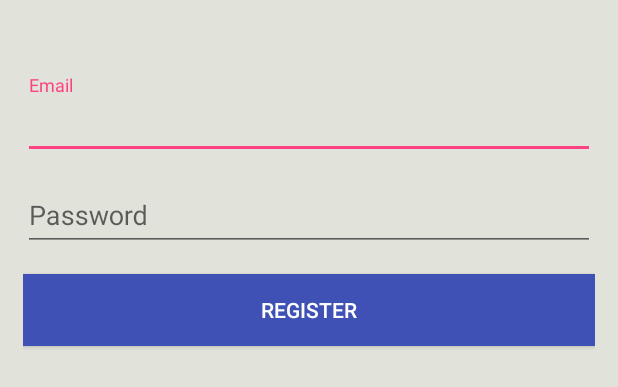
After one commit to megataps/TheMovies, an Android app: the layout activity_register.xml on its own in the app's theme, with its tools: preview values and no code run, on a phone screen of 412 x 824 dp. The commit adds this screen. Shown: the top 387 px of the screen. Run offline under Robolectric (Android 15) with nearby library versions, the phone set to English and light mode, and no system bars.

Commit message:
implement register

```diff
--- a/app/src/main/AndroidManifest.xml
+++ b/app/src/main/AndroidManifest.xml
@@ -11,13 +11,16 @@
         android:name=".TMApplication"
         android:supportsRtl="true"
         android:theme="@style/AppTheme" >
-        <activity android:name=".ui.activity.LoginActivity" >
+        <activity android:name=".ui.activity.RegisterActivity" >
             <intent-filter>
                 <action android:name="android.intent.action.MAIN" />
 
                 <category android:name="android.intent.category.LAUNCHER" />
             </intent-filter>
         </activity>
+
+
+        <activity android:name=".ui.activity.LoginActivity" />
 
         <activity android:name=".ui.activity.MainActivity" />
 
--- a/app/src/main/java/com/megatap/themovies/di/component/BaseComponent.java
+++ b/app/src/main/java/com/megatap/themovies/di/component/BaseComponent.java
@@ -4,6 +4,7 @@ import com.megatap.themovies.di.module.NetworkModule;
 import com.megatap.themovies.di.module.ServiceModule;
 import com.megatap.themovies.di.module.ViewModelModule;
 import com.megatap.themovies.di.scope.ApplicationScope;
+import com.megatap.themovies.ui.activity.BaseActivity;
 import com.megatap.themovies.ui.activity.LoginActivity;
 import com.megatap.themovies.ui.activity.MainActivity;
 import com.megatap.themovies.ui.fragment.MovieDetailsFragment;
--- /dev/null
+++ b/app/src/main/res/layout/activity_register.xml
@@ -0,0 +1,68 @@
+<?xml version="1.0" encoding="utf-8"?>
+<LinearLayout
+    xmlns:android="http://schemas.android.com/apk/res/android"
+    xmlns:app="http://schemas.android.com/apk/res-auto"
+    android:layout_width="match_parent"
+    android:layout_height="match_parent"
+    android:orientation="vertical"
+    android:paddingLeft="15dp"
+    android:paddingRight="15dp">
+
+    <Space
+        android:layout_width="match_parent"
+        android:layout_height="25dp"/>
+
+    <TextView
+        android:id="@+id/error_message"
+        android:layout_width="match_parent"
+        android:layout_height="wrap_content"
+        android:layout_above="@+id/input"
+        android:gravity="center_horizontal"
+        android:textColor="@color/error_color"/>
+
+    <Space
+        android:layout_width="match_parent"
+        android:layout_height="5dp"/>
+
+    <android.support.design.widget.TextInputLayout
+        android:layout_width="match_parent"
+        android:layout_height="wrap_content">
+
+        <EditText
+            android:id="@+id/email"
+            android:layout_width="match_parent"
+            android:layout_height="wrap_content"
+            android:hint="Email"/>
+
+    </android.support.design.widget.TextInputLayout>
+
+    <Space
+        android:layout_width="match_parent"
+        android:layout_height="5dp"/>
+
+    <android.support.design.widget.TextInputLayout
+        android:layout_width="match_parent"
+        android:layout_height="wrap_content">
+
+        <EditText
+            android:id="@+id/password"
+            android:layout_width="match_parent"
+            android:layout_height="wrap_content"
+            android:hint="Password"
+            android:inputType="textPassword"/>
+    </android.support.design.widget.TextInputLayout>
+
+    <Space
+        android:layout_width="match_parent"
+        android:layout_height="15dp"/>
+
+    <Button
+        android:id="@+id/register"
+        android:layout_width="match_parent"
+        android:layout_height="wrap_content"
+        android:background="@drawable/btn_login_selector"
+        android:textColor="@android:color/white"
+        android:text="Register"/>
+
+
+</LinearLayout>
--- a/build.gradle
+++ b/build.gradle
@@ -6,7 +6,7 @@ buildscript {
         mavenCentral()
     }
     dependencies {
-        classpath 'com.android.tools.build:gradle:1.5.0'
+        classpath 'com.android.tools.build:gradle:2.1.0'
         classpath 'com.neenbedankt.gradle.plugins:android-apt:1.5' //added apt for source code generation
         classpath 'me.tatarka:gradle-retrolambda:3.2.4'
 
```
Also changed, not shown: app/src/main/java/com/megatap/themovies/ui/activity/RegisterActivity.java (added, +139 -0 lines), gradle/wrapper/gradle-wrapper.properties, 1 other file.
